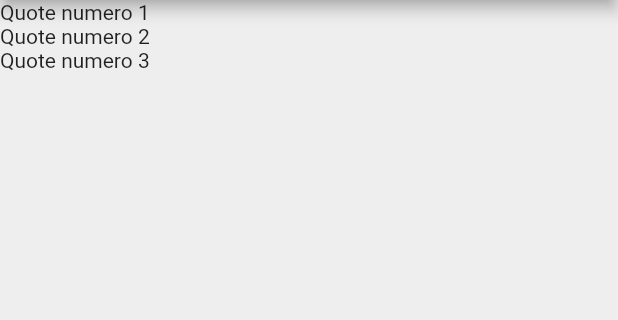
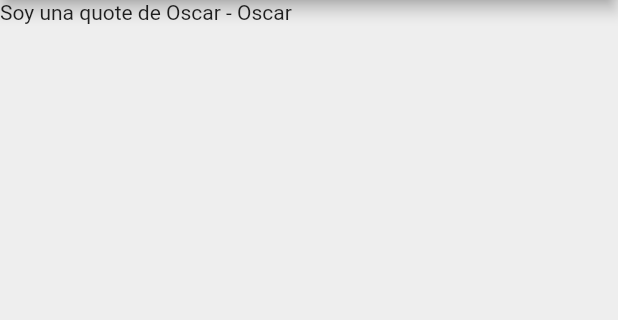
Before and after one commit to JavierGold/learning-flutter, a Flutter app: the screen it shows after launch, on a phone screen of 412 x 824 dp, the part 84-404 px from its top. Run offline on Flutter 3.47's test engine with Material 2 defaults, Android fonts, the light colour scheme and no system bars.

Commit message:
Poner lista con clase quote

```diff
--- a/quotes/lib/main.dart
+++ b/quotes/lib/main.dart
@@ -1,4 +1,5 @@
 import 'package:flutter/material.dart';
+import 'quote.dart';
 
 void main() => runApp(MaterialApp(
   home: QuoteList(),
@@ -11,10 +12,8 @@ class QuoteList extends StatefulWidget {
 
 class _QuoteListState extends State<QuoteList> {
 
-  List<String> quotes =[
-    "Quote numero 1",
-    "Quote numero 2",
-    "Quote numero 3"
+  List<Quote> quotes =[
+    Quote(text: 'Soy una quote de Oscar', author: 'Oscar')
 
   ];
 
@@ -28,9 +27,7 @@ class _QuoteListState extends State<QuoteList> {
         backgroundColor: Colors.redAccent,
       ),
       body: Column(
-        children: quotes.map((quote){
-          return Text(quote);
-        }).toList(),
+        children: quotes.map((quote)=>Text('${quote.text} - ${quote.author} ')).toList(),
       ),
     );
   }
--- /dev/null
+++ b/quotes/lib/quote.dart
@@ -0,0 +1,9 @@
+class Quote{
+  String text="";
+  String author="";
+
+  Quote({required String text, required String author}){
+    this.text = text;
+    this.author=author;
+  }
+}
```
